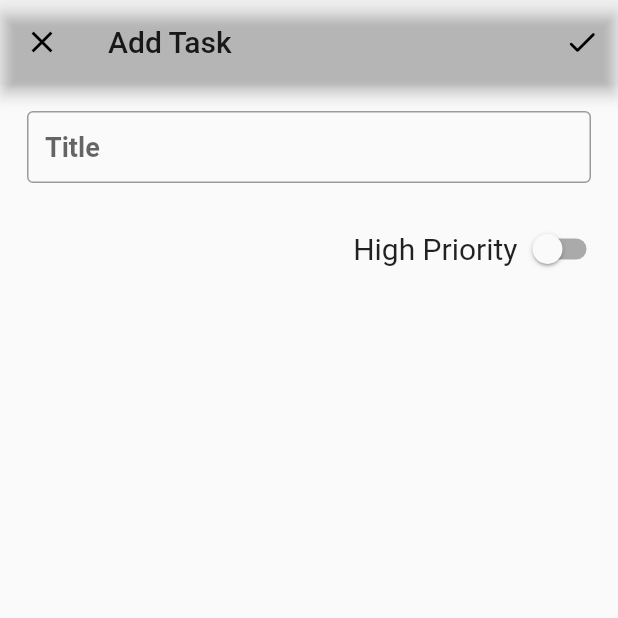
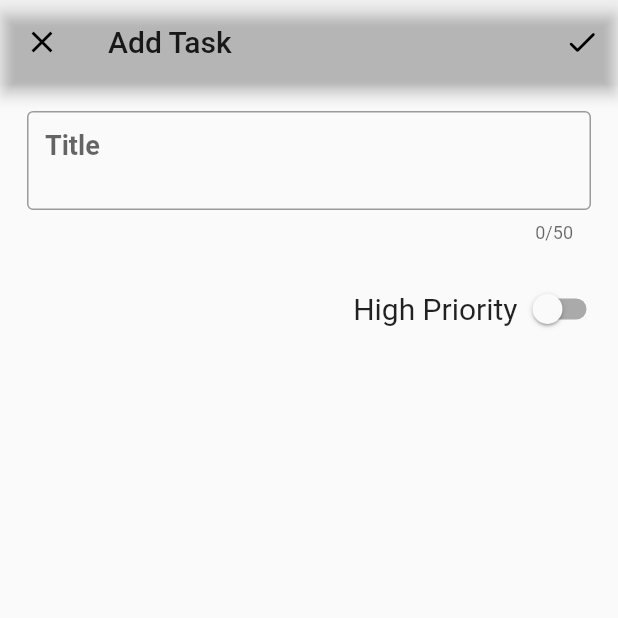
Before and after one commit to nokla007/spotlighter, a Flutter app: the screen it shows once a user with an empty profile is signed in, item 2 of the bottom bar chosen, after a tap on the "add" icon, on a phone screen of 412 x 824 dp, the top half of it. Run offline on Flutter 3.47's test engine with Material 2 defaults, Android fonts, the phone set to English and light mode, and no system bars; our stand-ins replace cloud_firestore, firebase_auth, firebase_core; accounts and stored records are empty.

Commit message:
basic functions implemented

```diff
--- a/lib/screens/note_editor.dart
+++ b/lib/screens/note_editor.dart
@@ -132,6 +132,7 @@ class _NoteEditorState extends State<NoteEditor> {
               child: TextField(
                 controller: _titleControler,
                 textCapitalization: TextCapitalization.sentences,
+                maxLength: 50,
                 style: TextStyle(
                   fontWeight: FontWeight.w600,
                   fontSize: 18,
--- a/lib/screens/notes_page.dart
+++ b/lib/screens/notes_page.dart
@@ -16,7 +16,6 @@ class NotesPage extends StatelessWidget {
           print(snapshot.error.toString());
           return Text(snapshot.error.toString());
         }
-        ;
         if (snapshot.connectionState == ConnectionState.waiting)
           return Center(child: Text("Loading"));
         if (!snapshot.hasData)
@@ -68,6 +67,7 @@ class NoteGrid extends StatelessWidget {
         color: Colors.grey[200],
         margin: EdgeInsets.all(6),
         clipBehavior: Clip.antiAlias,
+        shape: RoundedRectangleBorder(borderRadius: BorderRadius.circular(8)),
         child: Padding(
           padding: EdgeInsets.all(6),
           child: Column(
--- a/lib/screens/task_editor.dart
+++ b/lib/screens/task_editor.dart
@@ -93,6 +93,8 @@ class _TaskEditorState extends State<TaskEditor> {
               child: TextField(
                 controller: _titleControler,
                 textCapitalization: TextCapitalization.sentences,
+                maxLines: 2,
+                maxLength: 50,
                 style: TextStyle(
                   fontWeight: FontWeight.w600,
                   fontSize: 18,
--- a/lib/screens/tasks_page.dart
+++ b/lib/screens/tasks_page.dart
@@ -1,57 +1,93 @@
+import 'package:cloud_firestore/cloud_firestore.dart';
 import 'package:flutter/material.dart';
+import 'package:provider/provider.dart';
+import 'package:spotlighter1/model/task.dart';
+import 'package:spotlighter1/screens/task_editor.dart';
+import 'package:spotlighter1/services/firebase_service.dart';
 
 class TasksPage extends StatelessWidget {
   TasksPage({Key? key}) : super(key: key);
 
   @override
   Widget build(BuildContext context) {
-    return ListView(children: [
-      TaskTile(title: 'Task 1'),
-      TaskTile(title: 'Task 1'),
-      TaskTile(title: 'Task 1'),
-      TaskTile(title: 'Task 1'),
-      TaskTile(title: 'Task 1'),
-      TaskTile(title: 'Task 1'),
-      TaskTile(title: 'Task 1'),
-      TaskTile(title: 'Task 1'),
-    ]);
+    return StreamBuilder<QuerySnapshot>(
+        stream: context.read<FirebaseService>().taskstream,
+        builder: (context, snapshot) {
+          if (snapshot.hasError) {
+            print(snapshot.error.toString());
+            return Text(snapshot.error.toString());
+          }
+          if (snapshot.connectionState == ConnectionState.waiting)
+            return Center(child: Text("Loading"));
+          if (!snapshot.hasData)
+            return Center(
+              child: Text('No data'),
+            );
+
+          return Padding(
+            padding: const EdgeInsets.all(4.0),
+            child: ListView(
+              children: snapshot.data!.docs.map(
+                (DocumentSnapshot doc) {
+                  Map<String, dynamic> data =
+                      doc.data() as Map<String, dynamic>;
+                  return TaskTile(
+                    task: Task.fromMap(data),
+                    id: doc.id,
+                  );
+                },
+              ).toList(),
+            ),
+          );
+        });
   }
 }
 
-class TaskTile extends StatefulWidget {
-  String title = '';
-  bool value = false;
+class TaskTile extends StatelessWidget {
+  const TaskTile({Key? key, required this.task, required this.id})
+      : super(key: key);
+  final Task task;
+  final String id;
 
-  TaskTile({Key? key, required this.title}) : super(key: key);
-  @override
-  _TaskTileState createState() => _TaskTileState();
-}
-
-class _TaskTileState extends State<TaskTile> {
   @override
   Widget build(BuildContext context) {
     return Card(
+      elevation: 3,
       child: ListTile(
         leading: Checkbox(
-          value: widget.value,
-          onChanged: (val) {
-            if (val != null)
-              setState(() {
-                widget.value = val;
-              });
+          value: task.isDone,
+          onChanged: (value) {
+            print(value);
+            task.toggleDone(value);
+            try {
+              context.read<FirebaseService>().editTask(task, id);
+            } on FirebaseException catch (e) {
+              print(e.message);
+            }
           },
         ),
         title: Text(
-          widget.title,
+          task.title,
+          overflow: TextOverflow.ellipsis,
+          maxLines: 2,
           style: TextStyle(
             fontSize: 18,
-            decoration: (widget.value) ? TextDecoration.lineThrough : null,
+            decoration: (task.isDone) ? TextDecoration.lineThrough : null,
           ),
         ),
         onTap: () {
-          print('task tapped');
+          Navigator.push(
+            context,
+            MaterialPageRoute(
+              builder: (BuildContext context) => TaskEditor(
+                task: task,
+                id: id,
+              ),
+            ),
+          );
         },
       ),
+      shape: RoundedRectangleBorder(borderRadius: BorderRadius.circular(8)),
     );
   }
 }
```
